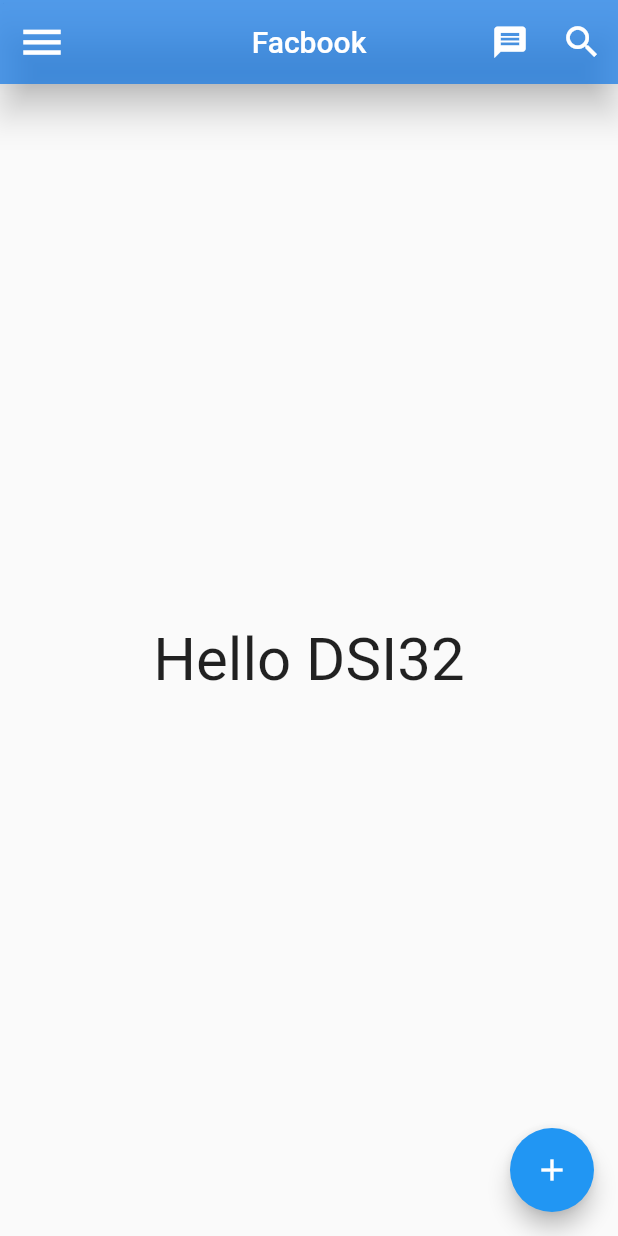
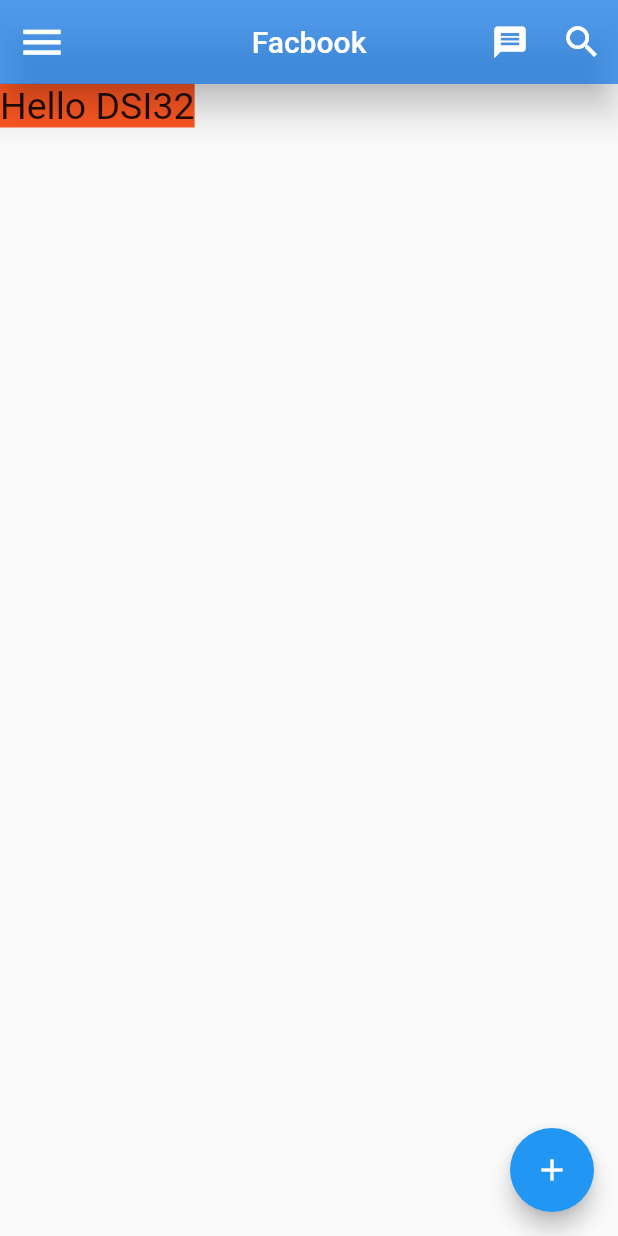
Before and after one commit to GhassenAhmed/First-App-Flutter, a Flutter app: the screen it shows after launch, on a phone screen of 412 x 824 dp. Run offline on Flutter 3.47's test engine with Material 2 defaults, Android fonts, the phone set to English and light mode, and no system bars.

Commit message:
style:TextStyle

```diff
--- a/lib/main.dart
+++ b/lib/main.dart
@@ -41,13 +41,13 @@ class RollDiceWidget extends StatelessWidget {
             onPressed: () => {},
             child: const Icon(Icons.add),
           ),
-          body: const Center(
-              child: Text(
+          body: const Text(
             "Hello DSI32",
-            style: TextStyle(
-              fontSize: 40,
-            ),
-          )),
+            style: TextStyle(fontSize: 25, backgroundColor: Colors.deepOrange),
+            maxLines: 2,
+            overflow: TextOverflow.fade,
+            textAlign: TextAlign.left,
+          ),
         ));
   }
 }
```
